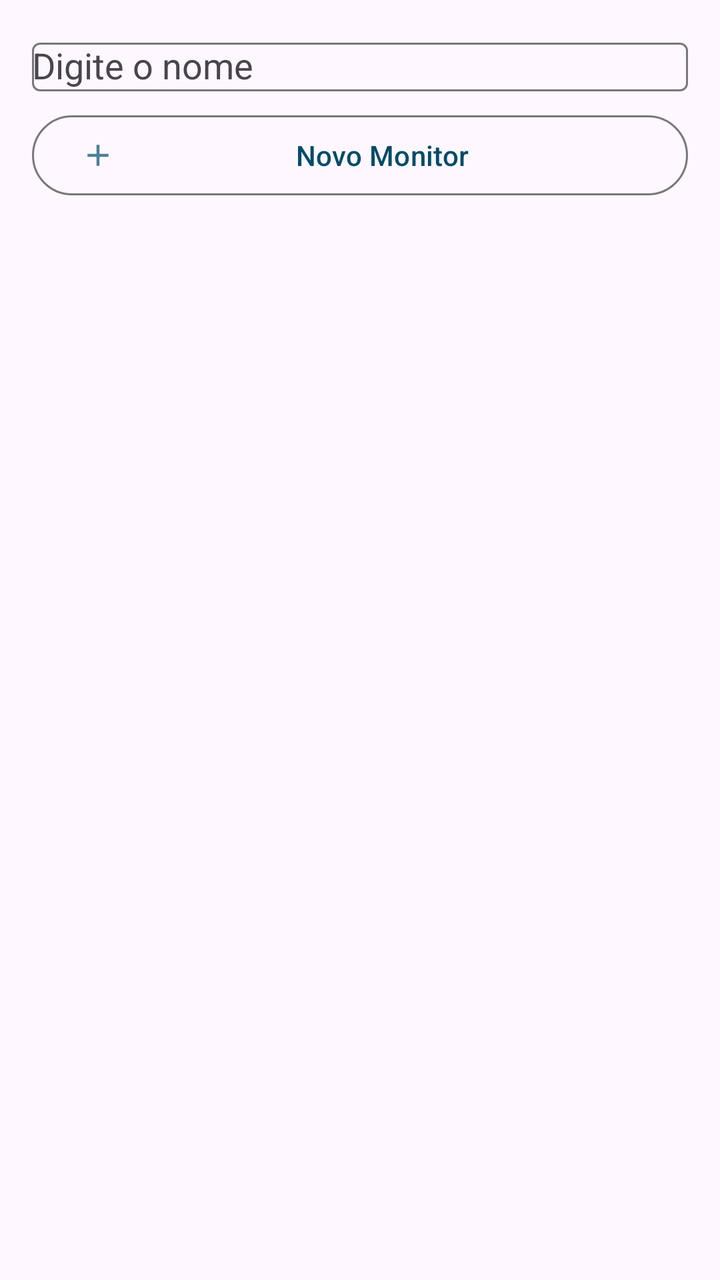
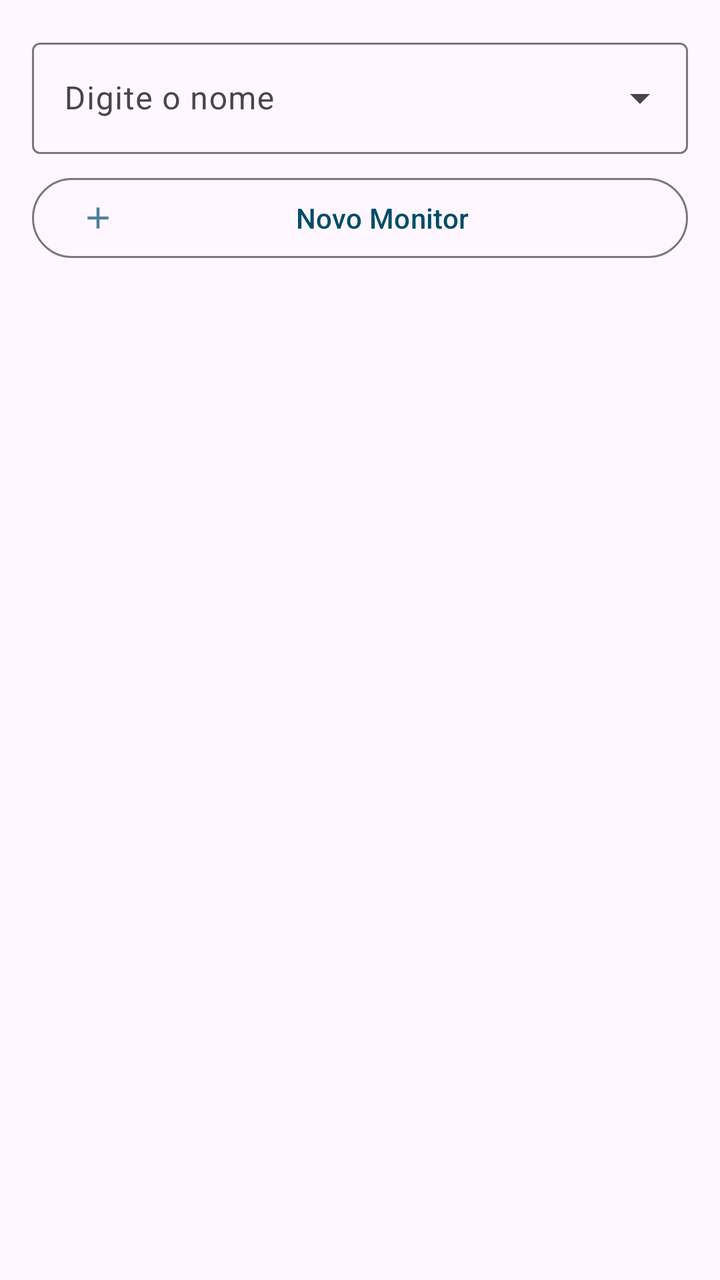

Before-and-after screenshots of an Android layout around one commit, followed by the original layout XML and the change that was made.
<!-- AndroidManifest.xml: application theme AppTheme -->
<!-- res/layout/activity_vincular_monitor.xml -->
<?xml version="1.0" encoding="utf-8"?>
<androidx.constraintlayout.widget.ConstraintLayout xmlns:android="http://schemas.android.com/apk/res/android"
    xmlns:app="http://schemas.android.com/apk/res-auto"
    xmlns:tools="http://schemas.android.com/tools"
    android:layout_width="match_parent"
    android:layout_height="wrap_content">

    <LinearLayout
        android:layout_width="match_parent"
        android:layout_height="wrap_content"
        android:orientation="vertical"
        android:padding="8dp">

        <com.google.android.material.textfield.TextInputLayout
            android:id="@+id/textInputLayout"
            android:layout_width="match_parent"
            android:layout_height="wrap_content"
            android:layout_margin="8dp"
            android:hint="Digite o nome">

            <AutoCompleteTextView
                android:id="@+id/TvNomeMonitorVincularMonitor"
                android:layout_width="match_parent"
                android:layout_height="wrap_content" />
        </com.google.android.material.textfield.TextInputLayout>

        <com.google.android.material.button.MaterialButton
            android:id="@+id/BtNovoMonitorVincular"
            style="@style/Widget.Material3.Button.OutlinedButton"
            android:layout_width="match_parent"
            android:layout_height="wrap_content"
            android:layout_marginHorizontal="8dp"
            android:layout_marginBottom="8dp"
            android:text="Novo Monitor"
            app:icon="@drawable/baseline_add_24" />
    </LinearLayout>


</androidx.constraintlayout.widget.ConstraintLayout>
<!-- resources referenced by this layout -->
<resources>
  <!-- drawable baseline_add_24 (drawable) -->
  <vector xmlns:android="http://schemas.android.com/apk/res/android" android:alpha="0.7" android:height="24dp" android:tint="@color/md_theme_onPrimary" android:viewportHeight="24" android:viewportWidth="24" android:width="24dp">
        
      <path android:fillColor="@color/md_theme_onPrimary" android:pathData="M19,13h-6v6h-2v-6H5v-2h6V5h2v6h6v2z"/>
      
  </vector>
  <color name="md_theme_onPrimary">#FFFFFF</color>
  <color name="md_theme_primary">#6750A4</color>
  <color name="md_theme_primaryContainer">#EADDFF</color>
  <color name="md_theme_onPrimaryContainer">#21005D</color>
  <color name="md_theme_secondary">#625B71</color>
  <color name="md_theme_onSecondary">#FFFFFF</color>
  <color name="md_theme_secondaryContainer">#E8DEF8</color>
  <color name="md_theme_onSecondaryContainer">#1D192B</color>
  <color name="md_theme_tertiary">#7E525D</color>
  <color name="md_theme_onTertiary">#FFFFFF</color>
  <color name="md_theme_tertiaryContainer">#FFD9E1</color>
  <color name="md_theme_onTertiaryContainer">#31101B</color>
  <color name="md_theme_error">#BA1A1A</color>
  <color name="md_theme_onError">#FFFFFF</color>
  <color name="md_theme_errorContainer">#FFDAD6</color>
  <color name="md_theme_onErrorContainer">#410002</color>
  <color name="md_theme_background">#FEF7FF</color>
  <color name="md_theme_onBackground">#1D1B20</color>
  <color name="md_theme_surface">#FEF7FF</color>
  <color name="md_theme_onSurface">#1D1B20</color>
  <color name="md_theme_surfaceVariant">#E7E0EB</color>
  <color name="md_theme_onSurfaceVariant">#49454E</color>
  <color name="md_theme_outline">#7A757F</color>
  <color name="md_theme_outlineVariant">#CBC4CF</color>
  <color name="md_theme_inverseSurface">#322F35</color>
  <color name="md_theme_inverseOnSurface">#F5EFF7</color>
  <color name="md_theme_inversePrimary">#D3BCFD</color>
  <color name="md_theme_surfaceContainer_glass">#F2ECF4</color>
  <!-- unchanged entries left out for length: 1 -->
</resources>

<!-- the commit's change to res/layout/activity_vincular_monitor.xml (unified diff, before → after) -->
@@ -13,15 +13,17 @@
 
         <com.google.android.material.textfield.TextInputLayout
             android:id="@+id/textInputLayout"
+            style="@style/Widget.Material3.TextInputLayout.OutlinedBox.ExposedDropdownMenu"
             android:layout_width="match_parent"
             android:layout_height="wrap_content"
             android:layout_margin="8dp"
             android:hint="Digite o nome">
 
-            <AutoCompleteTextView
+            <com.google.android.material.textfield.MaterialAutoCompleteTextView
                 android:id="@+id/TvNomeMonitorVincularMonitor"
                 android:layout_width="match_parent"
-                android:layout_height="wrap_content" />
+                android:layout_height="wrap_content"
+                android:inputType="text" />
         </com.google.android.material.textfield.TextInputLayout>
 
         <com.google.android.material.button.MaterialButton
